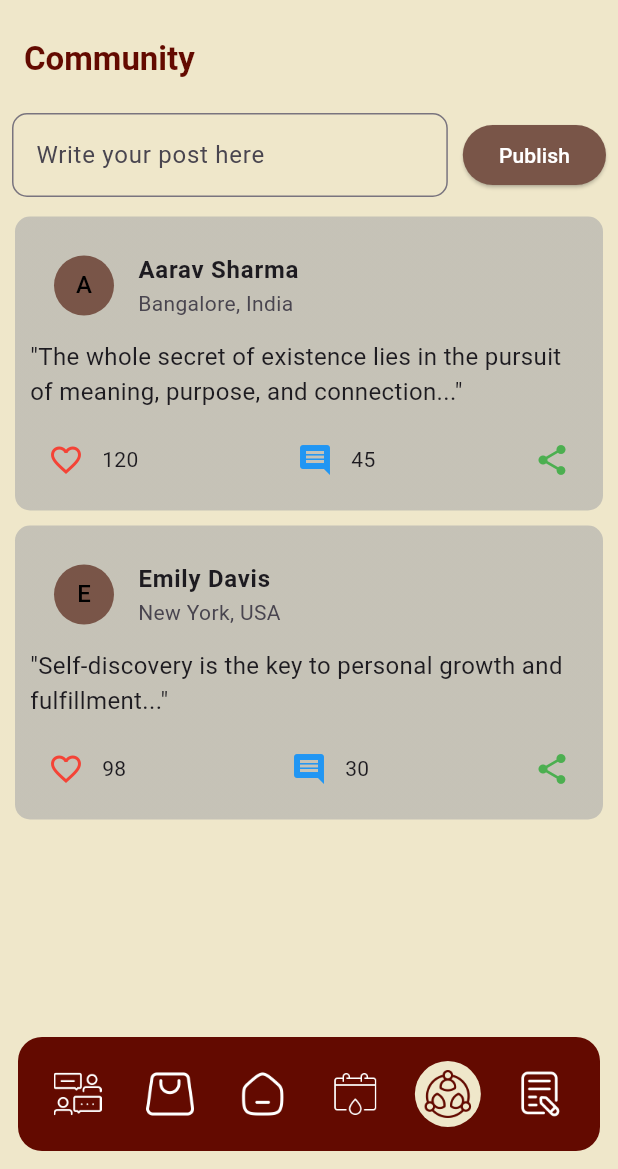
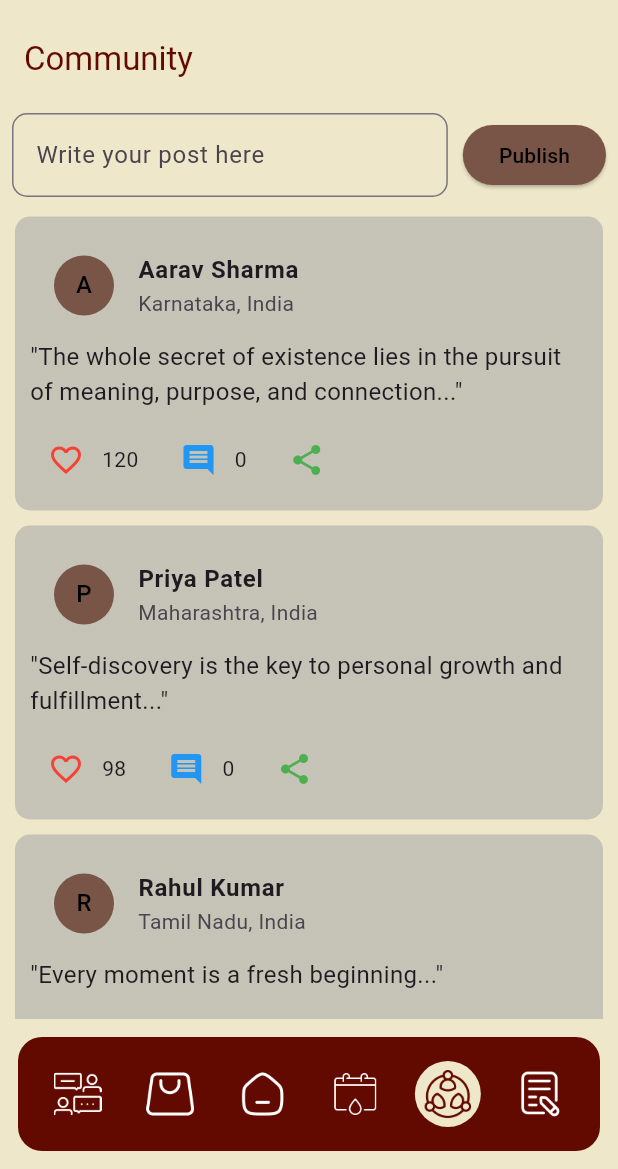
Before and after one commit to Hemashree21/Ahana, a Flutter app: the screen it shows after launch, item 5 of the bottom bar chosen, on a phone screen of 412 x 824 dp, the part 67-1236 px from its top. Run offline on Flutter 3.47's test engine with Material 3 defaults, Android fonts, the phone set to English and light mode, and no system bars; our stand-ins replace firebase_auth, firebase_core, flutter_dotenv, google_fonts, google_sign_in, hive and 2 more; accounts and stored records are empty; Roboto replaces fonts that are missing (LeagueScript).

Commit message:
Modified Community Page and Track Period Page

```diff
--- a/lib/pages/community.dart
+++ b/lib/pages/community.dart
@@ -12,19 +12,33 @@ class _CommunityPageState extends State<CommunityPage> {
   final List<Map<String, dynamic>> posts = [
     {
       'username': 'Aarav Sharma',
-      'location': 'Bangalore, India',
+      'location': 'Karnataka, India',
       'content': '"The whole secret of existence lies in the pursuit of meaning, purpose, and connection..."',
       'likes': 120,
-      'comments': 45,
+      'comments': [],
       'liked': false,
+      'showCommentField': false,
+      'shared': false,
     },
     {
-      'username': 'Emily Davis',
-      'location': 'New York, USA',
+      'username': 'Priya Patel',
+      'location': 'Maharashtra, India',
       'content': '"Self-discovery is the key to personal growth and fulfillment..."',
       'likes': 98,
-      'comments': 30,
+      'comments': [],
       'liked': false,
+      'showCommentField': false,
+      'shared': false,
+    },
+    {
+      'username': 'Rahul Kumar',
+      'location': 'Tamil Nadu, India',
+      'content': '"Every moment is a fresh beginning..."',
+      'likes': 76,
+      'comments': [],
+      'liked': false,
+      'showCommentField': false,
+      'shared': false,
     },
   ];
 
@@ -33,11 +47,13 @@ class _CommunityPageState extends State<CommunityPage> {
       setState(() {
         posts.insert(0, {
           'username': 'You',
-          'location': 'Your Location',
+          'location': 'Bangalore, India',  // Default location set to Bangalore
           'content': _postController.text,
           'likes': 0,
-          'comments': 0,
+          'comments': [],
           'liked': false,
+          'showCommentField': false,
+          'shared': false,
         });
       });
       _postController.clear();
@@ -55,19 +71,60 @@ class _CommunityPageState extends State<CommunityPage> {
     });
   }
 
+  void _addComment(int index, String comment) {
+    if (comment.isNotEmpty) {
+      setState(() {
+        posts[index]['comments'].add(comment);
+        posts[index]['showCommentField'] = false;  // Hide comment field after posting
+      });
+    }
+  }
+
+  void _toggleCommentField(int index) {
+    setState(() {
+      posts[index]['showCommentField'] = !posts[index]['showCommentField'];
+    });
+  }
+
+  void _deletePost(int index) {
+    setState(() {
+      posts.removeAt(index);
+    });
+  }
+
+  void _sharePost(int index) {
+    setState(() {
+      posts.insert(0, {
+        'username': 'You (Shared)',
+        'location': 'Bangalore, Karnataka',  // Default location set to Bangalore
+        'content': 'Shared: ${posts[index]['content']}',
+        'likes': 0,
+        'comments': [],
+        'liked': false,
+        'showCommentField': false,
+        'shared': true,
+      });
+      ScaffoldMessenger.of(context).showSnackBar(
+        const SnackBar(
+          content: Text('Post shared successfully!'),
+          duration: Duration(seconds: 2),
+        ),
+      );
+    });
+  }
+
   @override
   Widget build(BuildContext context) {
     return MaterialApp(
       debugShowCheckedModeBanner: false,
       home: Scaffold(
-        backgroundColor: Color(0xFFEFE7CA), // Background color
+        backgroundColor: const Color(0xFFEFE7CA),
         appBar: AppBar(
-          title: const Text('Community', style: TextStyle(color: Color(0xFF630A00), fontWeight: FontWeight.bold, fontSize: 22)),
+          title: const Text('Community', style: TextStyle(color: Color(0xFF630A00))),
           backgroundColor: Colors.transparent,
-          iconTheme: IconThemeData(color: Colors.black),
+          iconTheme: const IconThemeData(color: Colors.black),
         ),
-        body: Container( // Entire page background color
-          child: Column(
+        body: Column(
           children: [
             Padding(
               padding: const EdgeInsets.all(8.0),
@@ -86,7 +143,7 @@ class _CommunityPageState extends State<CommunityPage> {
                   ElevatedButton(
                     onPressed: _addPost,
                     style: ElevatedButton.styleFrom(backgroundColor: Colors.brown),
-                      child: const Text('Publish', style: TextStyle(color: Colors.white)),
+                    child: const Text('Publish', style: TextStyle(color: Colors.black)),
                   ),
                 ],
               ),
@@ -100,8 +157,8 @@ class _CommunityPageState extends State<CommunityPage> {
                     decoration: BoxDecoration(
                       gradient: LinearGradient(
                         colors: [
-                            Color(0xFFAAAAAA).withOpacity(0.6), // Light grey with opacity
-                            Color(0xFFAAAAAA).withOpacity(0.6), // Same light grey with opacity
+                          const Color(0xFFAAAAAA).withOpacity(0.6),
+                          const Color(0xFFAAAAAA).withOpacity(0.6),
                         ],
                       ),
                       borderRadius: BorderRadius.circular(10),
@@ -115,10 +172,18 @@ class _CommunityPageState extends State<CommunityPage> {
                           ListTile(
                             leading: CircleAvatar(
                               backgroundColor: Colors.brown,
-                                child: Text(post['username'][0], style: TextStyle(color: Colors.black)),
+                              child: Text(post['username'][0],
+                                  style: const TextStyle(color: Colors.black)),
                             ),
-                              title: Text(post['username'], style: const TextStyle(fontWeight: FontWeight.bold)),
+                            title: Text(post['username'],
+                                style: const TextStyle(fontWeight: FontWeight.bold)),
                             subtitle: Text(post['location']),
+                            trailing: post['username'].startsWith('You')
+                                ? IconButton(
+                              icon: const Icon(Icons.delete, color: Colors.red),
+                              onPressed: () => _deletePost(index),
+                            )
+                                : null,
                           ),
                           Text(post['content'], style: const TextStyle(fontSize: 16)),
                           const SizedBox(height: 10),
@@ -135,23 +200,55 @@ class _CommunityPageState extends State<CommunityPage> {
                                     onPressed: () => _toggleLike(index),
                                   ),
                                   Text('${post['likes']}'),
+                                  const SizedBox(width: 16),
+                                  IconButton(
+                                    icon: const Icon(Icons.comment, color: Colors.blue),
+                                    onPressed: () => _toggleCommentField(index),
+                                  ),
+                                  Text('${post['comments'].length}'),
+                                  const SizedBox(width: 16),
+                                  if (!post['shared'])
+                                    IconButton(
+                                      icon: const Icon(Icons.share, color: Colors.green),
+                                      onPressed: () => _sharePost(index),
+                                    ),
                                 ],
                               ),
-                                Row(
-                                  children: [
-                                    IconButton(
-                                      icon: const Icon(Icons.comment, color: Colors.blue),
-                                      onPressed: () {},
-                                    ),
-                                    Text('${post['comments']}'),
                             ],
                           ),
-                                IconButton(
-                                  icon: const Icon(Icons.share, color: Colors.green),
-                                  onPressed: () {},
+                          if (post['showCommentField'])
+                            Padding(
+                              padding: const EdgeInsets.all(8.0),
+                              child: Row(
+                                children: [
+                                  Expanded(
+                                    child: TextField(
+                                      decoration: const InputDecoration(
+                                        hintText: 'Write a comment...',
+                                        border: OutlineInputBorder(),
+                                      ),
+                                      onSubmitted: (value) => _addComment(index, value),
+                                    ),
                                   ),
                                 ],
-                            )
+                              ),
+                            ),
+                          if (post['comments'].isNotEmpty)
+                            Padding(
+                              padding: const EdgeInsets.all(8.0),
+                              child: Column(
+                                crossAxisAlignment: CrossAxisAlignment.start,
+                                children: [
+                                  const Text('Comments:',
+                                      style: TextStyle(fontWeight: FontWeight.bold)),
+                                  const SizedBox(height: 4),
+                                  ...post['comments'].map((comment) => Padding(
+                                    padding: const EdgeInsets.only(left: 8.0, top: 4.0),
+                                    child: Text('- $comment'),
+                                  )).toList(),
+                                ],
+                              ),
+                            ),
                         ],
                       ),
                     ),
@@ -162,7 +259,6 @@ class _CommunityPageState extends State<CommunityPage> {
           ],
         ),
       ),
-      ),
     );
   }
 }
--- a/lib/pages/trackPeriod.dart
+++ b/lib/pages/trackPeriod.dart
@@ -161,7 +161,7 @@ class _PeriodTrackerPageState extends State<PeriodTrackerPage> {
                 title: 'Marjaryasana-Bitilasana',
                 subtitle: 'Cat-Cow Pose',
                 description: 'Eases cramps and stretches the spine.',
-                image: 'lib/assets/exercise2.jpg',
+                image: 'lib/assets/exercise2.webp',
               ),
             ],
           ),
```
Also changed, not shown: lib/assets/exercise1.jpg, lib/assets/exercise2.jpg (deleted), lib/assets/exercise2.webp (added). Lines whose indentation alone changed are shown as unchanged.
